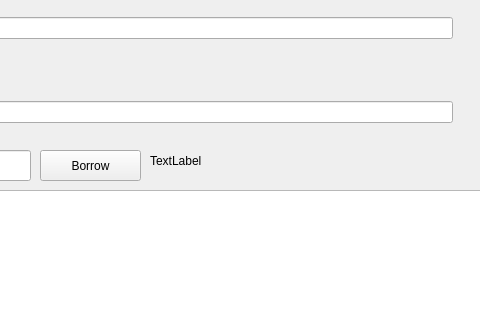
This is bookdialog.ui in concat1911/LibraryManager as Qt 5 draws it before an edit; both pictures show x 340 to 820 and y 270 to 590 of the 914 by 715 pixel window. The edited form follows.
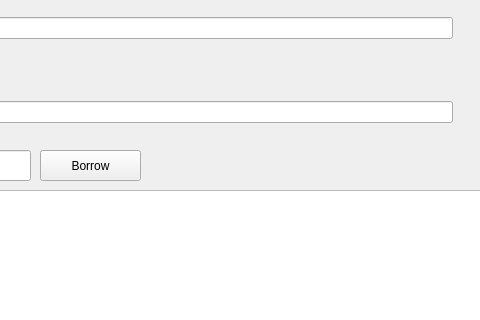
This is the edited form.

Patch:
```diff
--- a/bookdialog.ui
+++ b/bookdialog.ui
@@ -91,10 +91,10 @@
     </rect>
    </property>
    <property name="text">
-    <string>TextLabel</string>
+    <string/>
    </property>
   </widget>
-  <widget class="QWidget" name="">
+  <widget class="QWidget" name="layoutWidget">
    <property name="geometry">
     <rect>
      <x>12</x>
```
